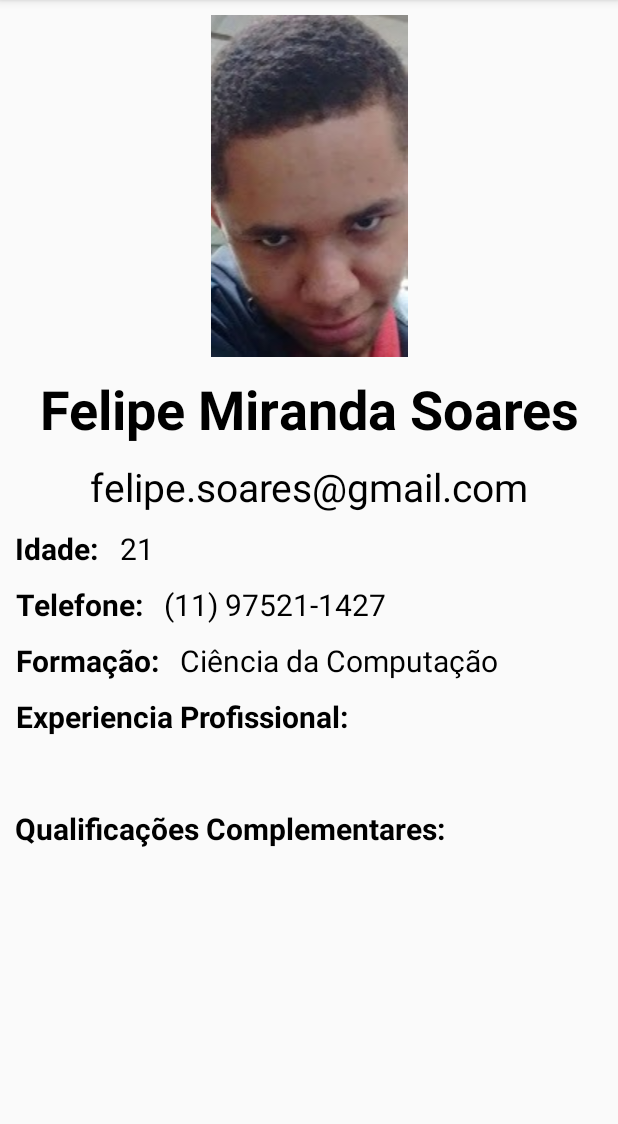
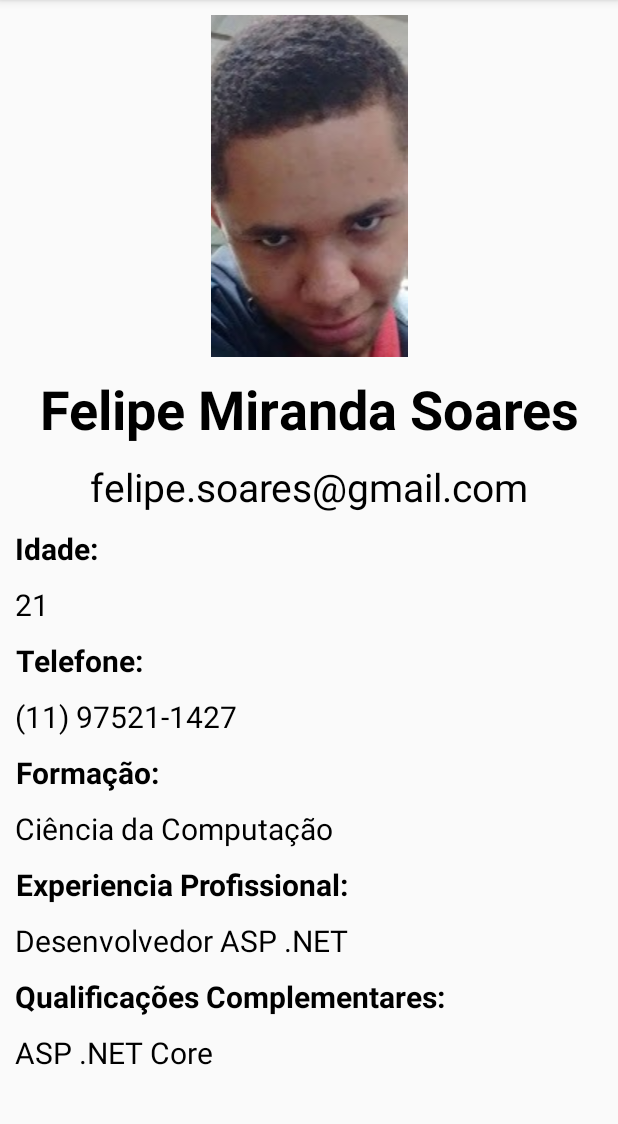
Before and after one commit to mirandox/app-project-curriculum, an Android app: the screen it shows after launch (InformationsActivity), after a tap on "Felipe Miranda Soares", on a phone screen of 412 x 824 dp, the part 84-1208 px from its top. Run offline under Robolectric (Android 15) with nearby library versions, the phone set to English and light mode, and no system bars; our stand-ins replace Picasso.

Commit message:
arrumando os layouts

```diff
--- a/app/src/main/java/com/mirandox/curriculum/MainActivity.java
+++ b/app/src/main/java/com/mirandox/curriculum/MainActivity.java
@@ -1,8 +1,13 @@
 package com.mirandox.curriculum;
 
+import android.graphics.Bitmap;
+import android.graphics.BitmapFactory;
 import android.os.Bundle;
+import android.widget.ImageView;
 
 import androidx.appcompat.app.AppCompatActivity;
+import androidx.core.graphics.drawable.RoundedBitmapDrawable;
+import androidx.core.graphics.drawable.RoundedBitmapDrawableFactory;
 import androidx.recyclerview.widget.LinearLayoutManager;
 import androidx.recyclerview.widget.RecyclerView;
 
@@ -12,7 +17,7 @@ public class MainActivity extends AppCompatActivity {
             "Ciência da Computação", "Desenvolvedor Back-end Jr", "Formação Java e Python");
 
     Pessoa pessoa2 = new Pessoa("Felipe Miranda Soares", "21", "felipe.soares@gmail.com", "(11) 97521-1427",
-            "Ciência da Computação", "", "");
+            "Ciência da Computação", "Desenvolvedor ASP .NET", "ASP .NET Core");
 
     Pessoa pessoa3 = new Pessoa("Felipe Moura da Silva", "20", "felipe.moura@gmail.com", "(11) 96775-6061",
             "Ciência da Computação", "Estagiário em suporte Técnico ", "Formação em UX (alura)");
--- a/app/src/main/res/layout/activity_informations.xml
+++ b/app/src/main/res/layout/activity_informations.xml
@@ -1,10 +1,14 @@
 <?xml version="1.0" encoding="utf-8"?>
-<androidx.constraintlayout.widget.ConstraintLayout
+<ScrollView
     xmlns:android="http://schemas.android.com/apk/res/android"
     xmlns:app="http://schemas.android.com/apk/res-auto"
     xmlns:tools="http://schemas.android.com/tools"
+    android:layout_height="match_parent"
+    android:layout_width="match_parent">
+
+    <androidx.constraintlayout.widget.ConstraintLayout
         android:layout_width="match_parent"
-    android:layout_height="match_parent"
+        android:layout_height="wrap_content"
         tools:context=".InformationsActivity">
 
         <ImageView
@@ -74,8 +78,8 @@
             android:textAlignment="center"
             android:textColor="#000000"
             android:textSize="20dp"
-        app:layout_constraintStart_toEndOf="@+id/txtIdade"
-        app:layout_constraintTop_toBottomOf="@id/emailPessoa" />
+            app:layout_constraintStart_toStartOf="parent"
+            app:layout_constraintTop_toBottomOf="@id/txtIdade" />
 
         <TextView
             android:id="@+id/txtTelefone"
@@ -89,7 +93,7 @@
             android:textSize="20dp"
             android:textStyle="bold"
             app:layout_constraintStart_toStartOf="parent"
-        app:layout_constraintTop_toBottomOf="@id/txtIdade" />
+            app:layout_constraintTop_toBottomOf="@id/idadePessoa" />
 
         <TextView
             android:id="@+id/telefonePessoa"
@@ -101,8 +105,8 @@
             android:textAlignment="center"
             android:textColor="#000000"
             android:textSize="20dp"
-        app:layout_constraintStart_toEndOf="@+id/txtTelefone"
-        app:layout_constraintTop_toBottomOf="@id/idadePessoa" />
+            app:layout_constraintStart_toStartOf="parent"
+            app:layout_constraintTop_toBottomOf="@id/txtTelefone" />
 
         <TextView
             android:id="@+id/txtFormacao"
@@ -116,7 +120,7 @@
             android:textSize="20dp"
             android:textStyle="bold"
             app:layout_constraintStart_toStartOf="parent"
-        app:layout_constraintTop_toBottomOf="@id/txtTelefone" />
+            app:layout_constraintTop_toBottomOf="@id/telefonePessoa" />
 
         <TextView
             android:id="@+id/formacaoPessoa"
@@ -128,8 +132,8 @@
             android:textAlignment="center"
             android:textColor="#000000"
             android:textSize="20dp"
-        app:layout_constraintStart_toEndOf="@+id/txtFormacao"
-        app:layout_constraintTop_toBottomOf="@id/telefonePessoa" />
+            app:layout_constraintStart_toStartOf="parent"
+            app:layout_constraintTop_toBottomOf="@id/txtFormacao" />
 
         <TextView
             android:id="@+id/txtExperiencia"
@@ -143,13 +147,13 @@
             android:textSize="20dp"
             android:textStyle="bold"
             app:layout_constraintStart_toStartOf="parent"
-        app:layout_constraintTop_toBottomOf="@id/txtFormacao" />
+            app:layout_constraintTop_toBottomOf="@id/formacaoPessoa" />
 
         <TextView
             android:id="@+id/experienciaPessoa"
             android:layout_width="wrap_content"
             android:layout_height="wrap_content"
-        android:layout_marginStart="20dp"
+            android:layout_marginStart="10dp"
             android:layout_marginTop="10dp"
             android:text="Formacao aqui "
             android:textAlignment="center"
@@ -176,7 +180,7 @@
             android:id="@+id/qualificacaoPessoa"
             android:layout_width="wrap_content"
             android:layout_height="wrap_content"
-        android:layout_marginStart="20dp"
+            android:layout_marginStart="10dp"
             android:layout_marginTop="10dp"
             android:text="Qualificação aqui "
             android:textAlignment="center"
@@ -186,3 +190,5 @@
             app:layout_constraintTop_toBottomOf="@id/txtQualificacao"/>
 
     </androidx.constraintlayout.widget.ConstraintLayout>
+
+</ScrollView>
--- a/app/src/main/res/layout/cardlayout.xml
+++ b/app/src/main/res/layout/cardlayout.xml
@@ -6,8 +6,8 @@
     android:layout_width="match_parent"
     android:layout_height="wrap_content"
     android:clickable="true"
-    app:cardCornerRadius="6dp"
-    android:layout_margin="6dp"
+    app:cardCornerRadius="10dp"
+    android:layout_margin="5dp"
     android:background="@android:color/holo_blue_dark">
 
     <LinearLayout
```
Lines whose indentation alone changed are shown as unchanged.
